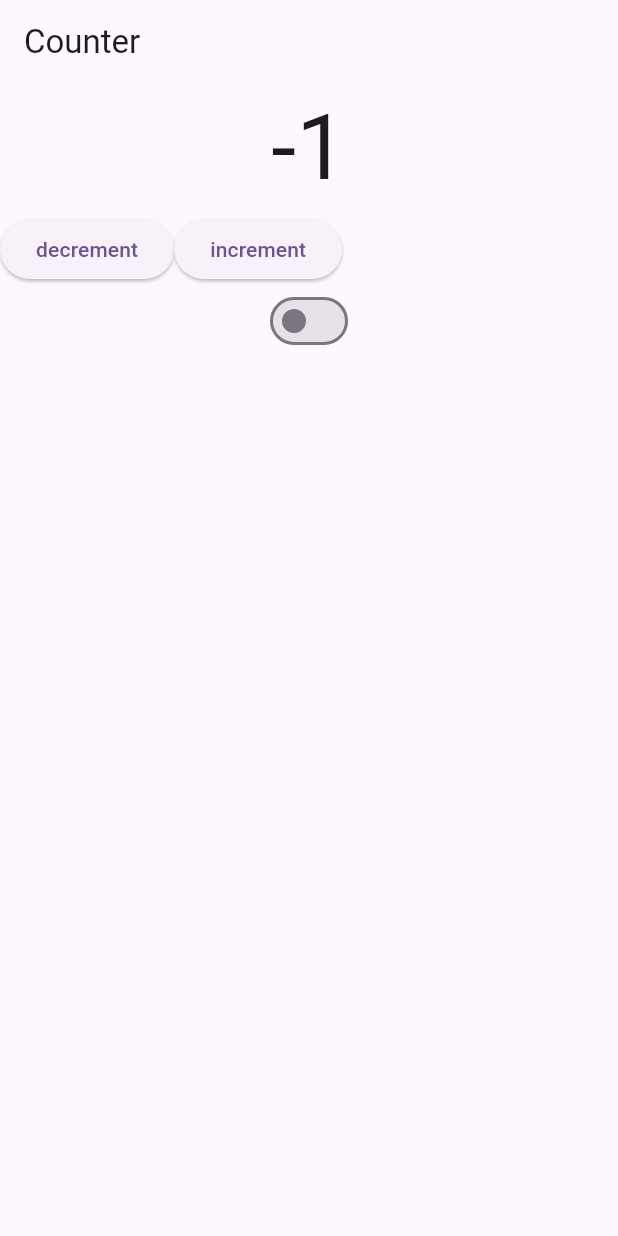
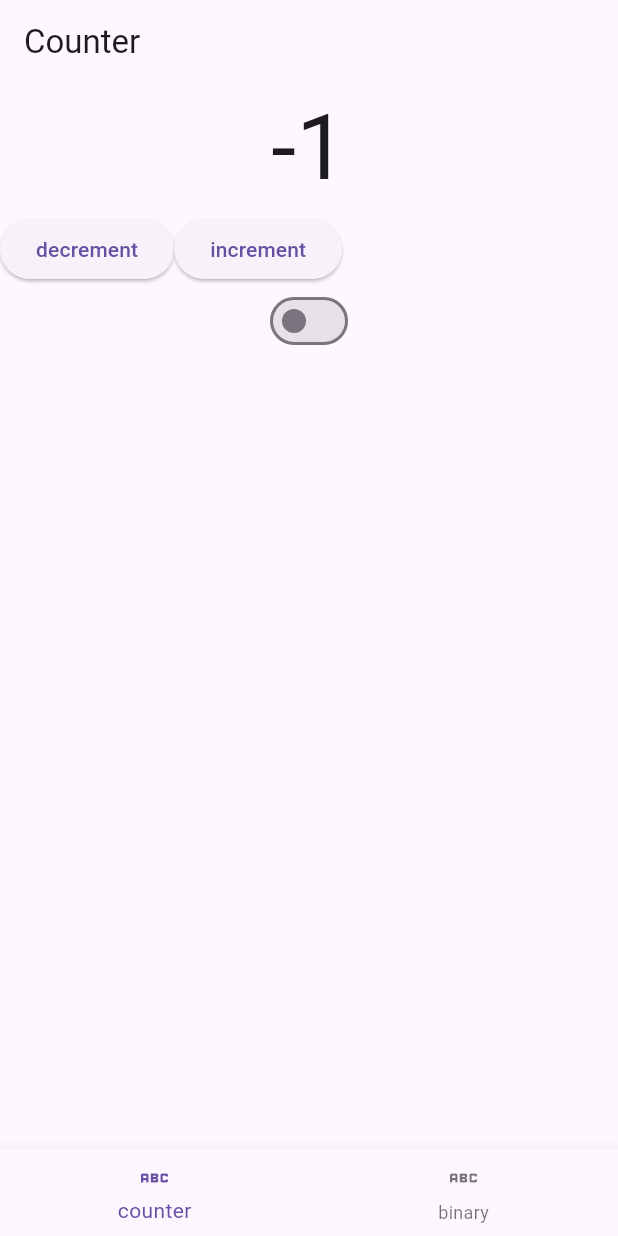
Before and after one commit to raj210809/counterapp, a Flutter app: the screen it shows after launch, after a tap on "decrement", on a phone screen of 412 x 824 dp. Run offline on Flutter 3.47's test engine with Material 3 defaults, Android fonts, the phone set to English and light mode, and no system bars; our stand-ins replace bloc, equatable, flutter_bloc.

Commit message:
feat : adds a bottom navigation bar for binary and number

```diff
--- a/lib/features/binary/bloc/binaryevent.dart
+++ b/lib/features/binary/bloc/binaryevent.dart
@@ -1,7 +1,9 @@
-abstract class BinaryEvent {}
+abstract class BinaryEvent {
+  BinaryEvent();
+}
 
 class IntToBinary extends BinaryEvent {
   final String integer;
 
-  IntToBinary(this.integer)
+  IntToBinary(this.integer);
 }
--- a/lib/features/counter/counter_screen.dart
+++ b/lib/features/counter/counter_screen.dart
@@ -18,7 +18,9 @@ class _CounterScreenState extends State<CounterScreen> {
   Widget build(BuildContext context) {
     return Scaffold(
       appBar: AppBar(title: const Text('Counter')),
-      body: Column(
+
+      body:BlocBuilder<CounterBloc , CounterState>(builder: (context, state)
+      {return Column(
         children: [
           BlocBuilder<CounterBloc, CounterState>(builder: (context, state) {
             return Text(
@@ -44,7 +46,7 @@ class _CounterScreenState extends State<CounterScreen> {
           ),
           Switch(value: context.read<CounterBloc>().state.isBinary, onChanged: (value){context.read<CounterBloc>().add(BinaryEvent());})
         ],
-      ),
-    );
+      );}
+    ));
   }
 }
--- a/lib/main.dart
+++ b/lib/main.dart
@@ -1,26 +1,49 @@
-import 'package:counterapp/features/counter/bloc/counterbloc.dart';
+import 'package:counterapp/features/binary/binary_sreen.dart';
 import 'package:counterapp/features/counter/counter_screen.dart';
 import 'package:flutter/material.dart';
 import 'package:flutter_bloc/flutter_bloc.dart';
+import 'package:counterapp/features/counter/bloc/counterbloc.dart';
 
 void main() {
-  runApp(const MyApp());
+  runApp(MyApp());
 }
 
-class MyApp extends StatelessWidget {
-  const MyApp({super.key});
+class MyApp extends StatefulWidget {
+  @override
+  _AppState createState() => _AppState();
+}
 
-  // This widget is the root of your application.
+class _AppState extends State<MyApp> {
+  int index = 0;
+
+  // Provide CounterBloc in BlocProvider to CounterScreen
+  final _pages = [
+    BlocProvider(
+      create: (context) => CounterBloc(),
+      child: const CounterScreen(),
+    ),
+    const MyWidget() // BinaryScreen
+  ];
+
+  void onClick(int index) {
+    setState(() => this.index = index);
+  }
+
   @override
   Widget build(BuildContext context) {
-    return BlocProvider(
-      create: (_) => CounterBloc(),
-      child: MaterialApp(
-        title: 'Number to binary',
-        theme: ThemeData(
-            colorScheme: ColorScheme.fromSeed(seedColor: Colors.deepPurple),
-            useMaterial3: true),
-        home: const CounterScreen(),
+    return MaterialApp(
+      title: 'int to binary',
+      theme: ThemeData(primarySwatch: Colors.deepPurple),
+      home: Scaffold(
+        body: _pages[index],
+        bottomNavigationBar: BottomNavigationBar(
+          currentIndex: index,
+          onTap: onClick,
+          items: const <BottomNavigationBarItem>[
+            BottomNavigationBarItem(icon: Icon(Icons.abc), label: 'counter'),
+            BottomNavigationBarItem(icon: Icon(Icons.abc), label: 'binary')
+          ],
+        ),
       ),
     );
   }
```
Also changed, not shown: lib/features/binary/binary_sreen.dart (+51 -0 lines), 1 other file.
